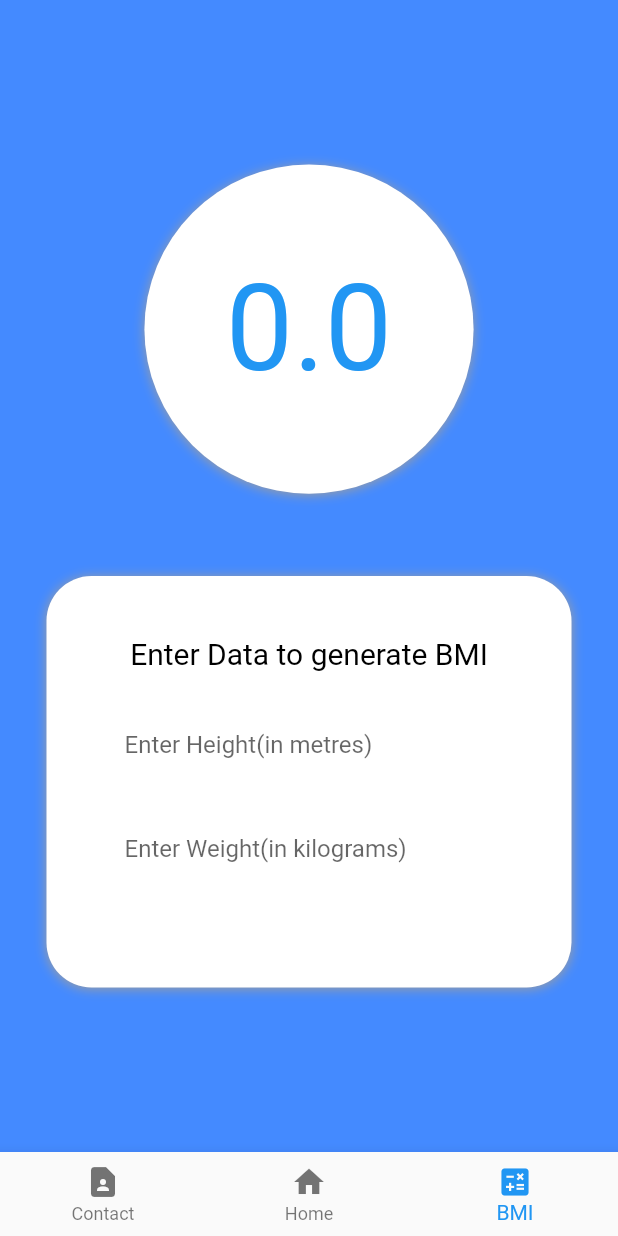
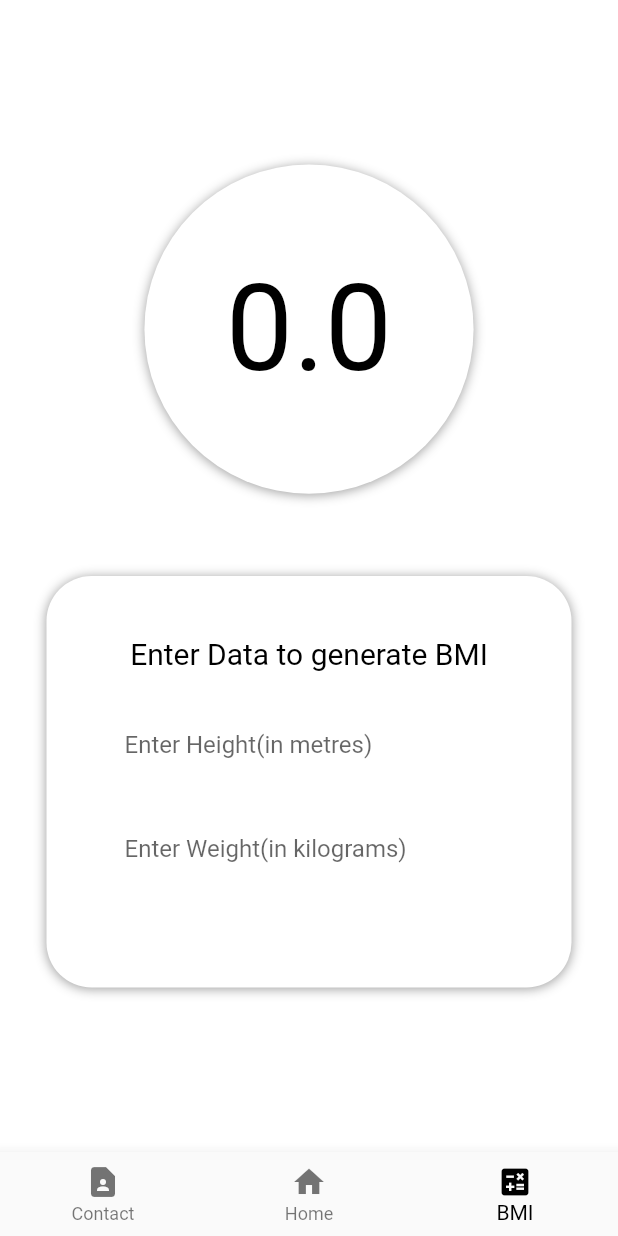
Before and after one commit to JoelMathewC/CSEA-Induction, a Flutter app: the screen it shows after launch, item 3 of the bottom bar chosen, on a phone screen of 412 x 824 dp. Run offline on Flutter 3.47's test engine with Material 2 defaults, Android fonts, the phone set to English and light mode, and no system bars.

Commit message:
App clour change

```diff
--- a/lib/BMI.dart
+++ b/lib/BMI.dart
@@ -10,12 +10,13 @@ class _BMIState extends State<BMI> {
   double BMI = 0;
   double height = 0;
   double weight = 0;
+  double temp = 0;
 
 
   @override
   Widget build(BuildContext context) {
     return Container(
-      color: Colors.blueAccent,
+      color: Colors.white,
        child: Center(
             child: Column(
               children: <Widget>[
@@ -33,7 +34,7 @@ class _BMIState extends State<BMI> {
                           '$BMI',
                           style: TextStyle(
                             fontSize: 80.0,
-                            color: Colors.blue,
+                            color: Colors.black,
 
                           ),
                         ),
@@ -81,14 +82,15 @@ class _BMIState extends State<BMI> {
                                           color: Colors.white, width: 2.0)),
                                   focusedBorder: OutlineInputBorder(
                                       borderSide: BorderSide(
-                                          color: Colors.blue, width: 2.0))),
+                                          color: Colors.black, width: 2.0))),
                               validator: (val) =>
                               double.parse(val) > 0 ? 'Invalid Height' : null,
                               onChanged: (val) {
                                 height = double.parse(val);
                                 if(weight > 0) {
                                   setState(() {
-                                    BMI = weight/(height*height);
+                                    temp = weight/(height*height);
+                                    BMI = double.parse(temp.toStringAsFixed(1));
                                   });
                                 }
                               }),
@@ -102,14 +104,15 @@ class _BMIState extends State<BMI> {
                                           color: Colors.white, width: 2.0)),
                                   focusedBorder: OutlineInputBorder(
                                       borderSide: BorderSide(
-                                          color: Color(0xff696969), width: 2.0))),
+                                          color: Colors.black, width: 2.0))),
                               validator: (val) =>
                               double.parse(val) > 0 ? 'Invalid Weight' : null,
                               onChanged: (val) {
                                 weight = double.parse(val);
                                 if(height > 0) {
                                   setState(() {
-                                    BMI = weight/(height*height);
+                                    temp = weight/(height*height);
+                                    BMI = double.parse(temp.toStringAsFixed(1));
                                   });
                                 }
                               }),
--- a/lib/Home.dart
+++ b/lib/Home.dart
@@ -4,7 +4,9 @@ import 'package:flutter/material.dart';
 class Home extends StatelessWidget {
   @override
   Widget build(BuildContext context) {
-    return Container();
+    return Container(
+      color: Colors.black,
+    );
 
     // home: Scaffold(
     //     backgroundColor: Colors.white,
--- a/lib/main.dart
+++ b/lib/main.dart
@@ -45,6 +45,7 @@ class _MyAppState extends State<MyApp> with SingleTickerProviderStateMixin{
           children: _tabList,
         ),
         bottomNavigationBar: BottomNavigationBar(
+          selectedItemColor: Colors.black,
           currentIndex: _currentIndex,
           onTap: (currentIndex){
             setState(() {
```
